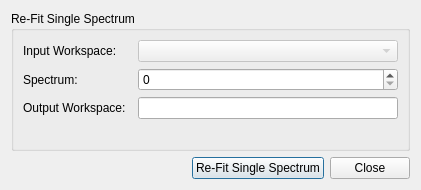
The window that qt/scientific_interfaces/Indirect/IndirectEditResultsDialog.ui (mantidproject/mantid) describes before a commit, drawn with Qt 5.
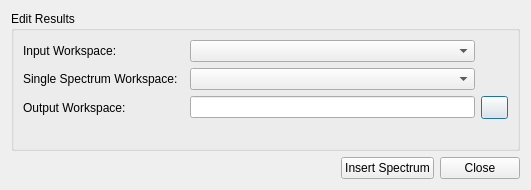
The same window after the commit. Icons and pictures are not drawn. Custom widgets are drawn as their Qt base class.

Commit message: Refs #24691. Design Edit results dialog

```diff
--- a/qt/scientific_interfaces/Indirect/IndirectEditResultsDialog.ui
+++ b/qt/scientific_interfaces/Indirect/IndirectEditResultsDialog.ui
@@ -6,7 +6,7 @@
    <rect>
     <x>0</x>
     <y>0</y>
-    <width>421</width>
+    <width>531</width>
     <height>185</height>
    </rect>
   </property>
@@ -17,9 +17,30 @@
    <item>
     <widget class="QGroupBox" name="gbReFitSingleSpectrum">
      <property name="title">
-      <string>Re-Fit Single Spectrum</string>
+      <string>Edit Results</string>
      </property>
      <layout class="QGridLayout" name="gridLayout">
+      <item row="1" column="0">
+       <widget class="QLabel" name="lbSpectrum">
+        <property name="text">
+         <string>Single Spectrum Workspace:</string>
+        </property>
+       </widget>
+      </item>
+      <item row="2" column="0">
+       <widget class="QLabel" name="lbOutputWorkspace">
+        <property name="text">
+         <string>Output Workspace:</string>
+        </property>
+       </widget>
+      </item>
+      <item row="3" column="0" colspan="3">
+       <widget class="QLabel" name="lbStatus">
+        <property name="text">
+         <string/>
+        </property>
+       </widget>
+      </item>
       <item row="0" column="0">
        <widget class="QLabel" name="lbInputWorkspace">
         <property name="text">
@@ -27,7 +48,7 @@
         </property>
        </widget>
       </item>
-      <item row="5" column="2">
+      <item row="4" column="2">
        <spacer name="verticalSpacer">
         <property name="orientation">
          <enum>Qt::Vertical</enum>
@@ -40,38 +61,33 @@
         </property>
        </spacer>
       </item>
-      <item row="3" column="2">
-       <widget class="QLineEdit" name="leOutputWorkspace"/>
-      </item>
-      <item row="3" column="0">
-       <widget class="QLabel" name="lbOutputWorkspace">
-        <property name="text">
-         <string>Output Workspace:</string>
-        </property>
-       </widget>
-      </item>
       <item row="2" column="2">
-       <widget class="QSpinBox" name="spSpectrum"/>
-      </item>
-      <item row="2" column="0">
-       <widget class="QLabel" name="lbSpectrum">
+       <widget class="QLineEdit" name="leOutputWorkspace">
         <property name="text">
-         <string>Spectrum:</string>
+         <string/>
         </property>
        </widget>
       </item>
       <item row="0" column="2">
-       <widget class="QComboBox" name="cbInputWorkspace">
-        <property name="enabled">
-         <bool>false</bool>
+       <widget class="MantidQt::MantidWidgets::WorkspaceSelector" name="wsInputWorkspace"/>
+      </item>
+      <item row="1" column="2">
+       <widget class="MantidQt::MantidWidgets::WorkspaceSelector" name="wsSingleSpectrumWorkspace"/>
+      </item>
+      <item row="2" column="3">
+       <widget class="QPushButton" name="pbPasteInputName">
+        <property name="minimumSize">
+         <size>
+          <width>27</width>
+          <height>23</height>
+         </size>
         </property>
-        <property name="sizeAdjustPolicy">
-         <enum>QComboBox::AdjustToContents</enum>
+        <property name="maximumSize">
+         <size>
+          <width>27</width>
+          <height>23</height>
+         </size>
         </property>
-       </widget>
-      </item>
-      <item row="4" column="0" colspan="3">
-       <widget class="QLabel" name="lbStatus">
         <property name="text">
          <string/>
         </property>
@@ -111,7 +127,7 @@
       <item>
        <widget class="QPushButton" name="pbFitSingleSpectrum">
         <property name="text">
-         <string>Re-Fit Single Spectrum</string>
+         <string>Insert Spectrum</string>
         </property>
        </widget>
       </item>
@@ -127,6 +143,15 @@
    </item>
   </layout>
  </widget>
- <resources/>
+ <customwidgets>
+  <customwidget>
+   <class>MantidQt::MantidWidgets::WorkspaceSelector</class>
+   <extends>QComboBox</extends>
+   <header>MantidQtWidgets/Common/WorkspaceSelector.h</header>
+  </customwidget>
+ </customwidgets>
+ <resources>
+  <include location="../../../images/images.qrc"/>
+ </resources>
  <connections/>
 </ui>
```
Left out of the diff: 6 changed lines with no effect on the pictures. The commit also changes 17 other files.
